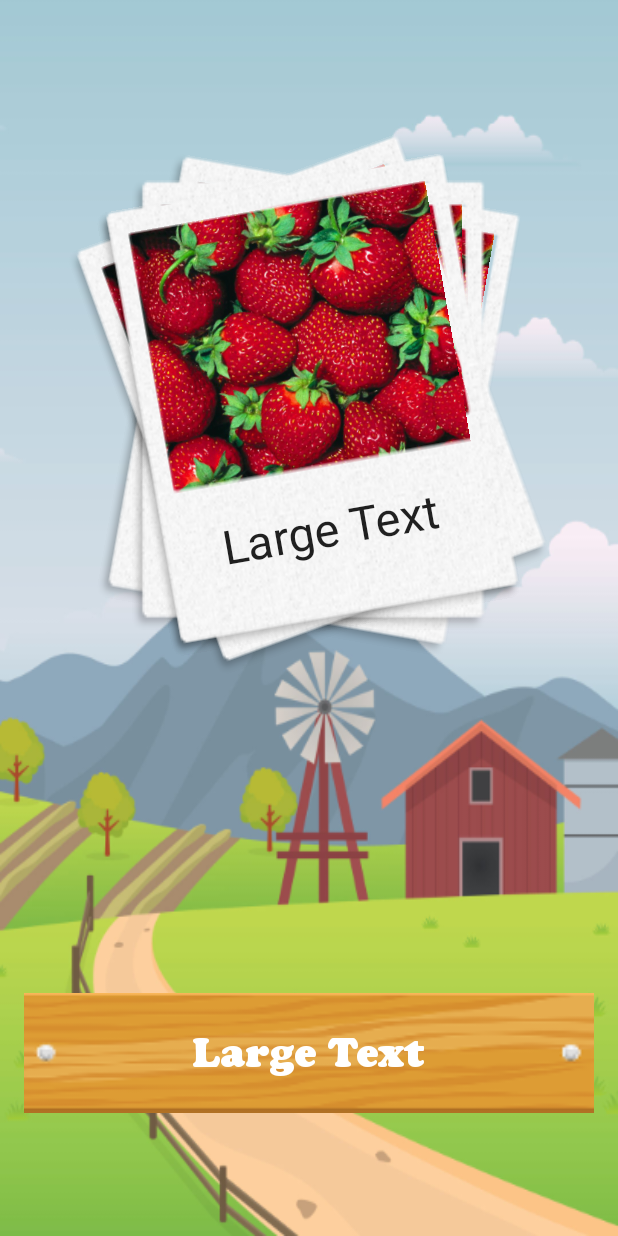
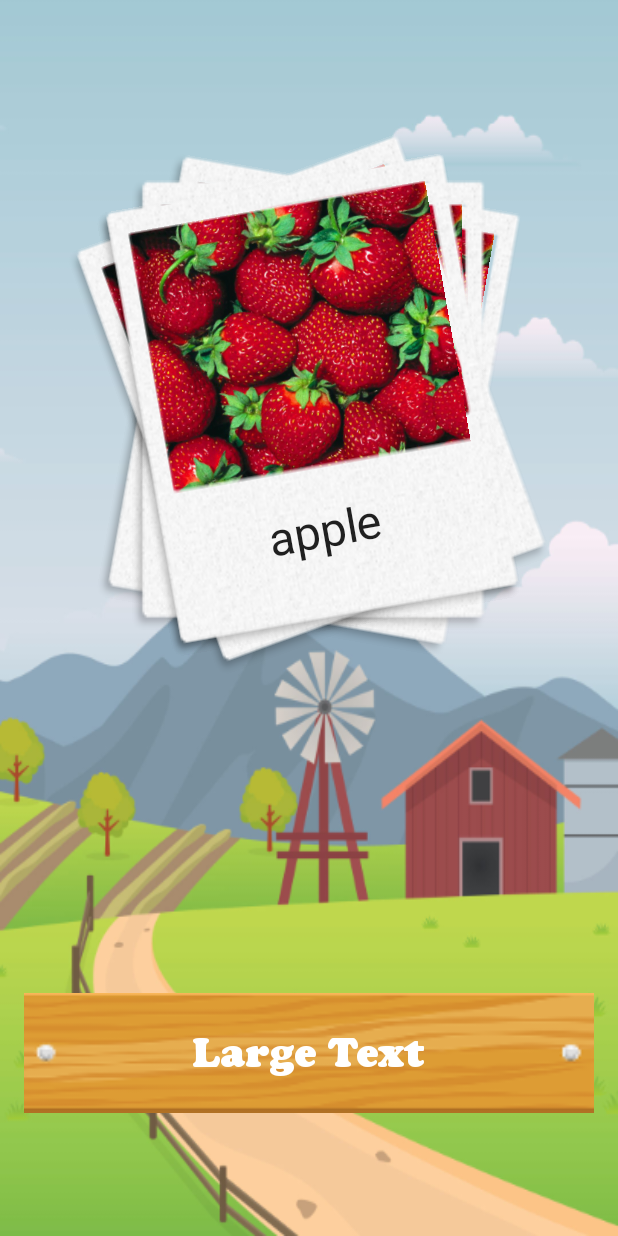
Before and after one commit to metes/Android-Slider, an Android app: the screen it shows after launch (ActivityGame before the commit, ActivityGameLearnWords after it), after a tap on "OYNA", on a phone screen of 412 x 824 dp. Run offline under Robolectric (Android 15) with nearby library versions, the phone set to English and light mode, and no system bars; 1 statement that could not run was skipped; 2 other taps on this screen came first.

Commit message:
Kelime öğrenme ekranı devam ediyor. JsonData Singleton olarak splash'te alınacak. Model hazırlandı modele uygun kelime öğrenme ekranında girişler ediyor.

```diff
--- a/app/src/main/AndroidManifest.xml
+++ b/app/src/main/AndroidManifest.xml
@@ -15,7 +15,8 @@
                 <category android:name="android.intent.category.LAUNCHER" />
             </intent-filter>
         </activity>
-        <activity android:name=".ui.ActivityGame"></activity>
+        <activity android:name=".ui.ActivityGameLearnWords" />
+        <activity android:name=".ui.ActivityGameGuessWords"></activity>
     </application>
 
 </manifest>
--- a/app/src/main/java/com/resimlerleingilizce/constants/AppConstants.java
+++ b/app/src/main/java/com/resimlerleingilizce/constants/AppConstants.java
@@ -4,5 +4,6 @@ package com.resimlerleingilizce.constants;
  * Created by Mete on 24.05.2016.
  */
 public class AppConstants {
+    public static final long COUNTDOWN_DURATION = 4 * 1000;
     public static String REASON_KEY_CATEGORY = "CATEGORY";
 }
--- /dev/null
+++ b/app/src/main/java/com/resimlerleingilizce/model/ModelCard.java
@@ -0,0 +1,51 @@
+package com.resimlerleingilizce.model;
+
+/**
+ * Created by Mete on 25.05.2016.
+ */
+public class ModelCard {
+
+    String turkish, english;
+    int id;
+    byte category;
+
+    public ModelCard(String turkish, String english, int id, byte category) {
+        this.turkish = turkish;
+        this.english = english;
+        this.id = id;
+        this.category = category;
+    }
+
+    public String getTurkish() {
+
+        return turkish;
+    }
+
+    public void setTurkish(String turkish) {
+        this.turkish = turkish;
+    }
+
+    public String getEnglish() {
+        return english;
+    }
+
+    public void setEnglish(String english) {
+        this.english = english;
+    }
+
+    public int getId() {
+        return id;
+    }
+
+    public void setId(int id) {
+        this.id = id;
+    }
+
+    public byte getCategory() {
+        return category;
+    }
+
+    public void setCategory(byte category) {
+        this.category = category;
+    }
+}
--- /dev/null
+++ b/app/src/main/java/com/resimlerleingilizce/singletons/SingletonJSON.java
@@ -0,0 +1,32 @@
+package com.resimlerleingilizce.singletons;
+
+import com.resimlerleingilizce.model.ModelCard;
+
+/**
+ * Created by Mete on 25.05.2016.
+ */
+public class SingletonJSON {
+    private static SingletonJSON mInstance = null;
+
+    private ModelCard[] mModelCards;
+
+    private SingletonJSON(){
+//        mModelCards = "Hello";
+    }
+
+    public static SingletonJSON getInstance(){
+        if(mInstance == null)
+        {
+            mInstance = new SingletonJSON();
+        }
+        return mInstance;
+    }
+
+    public ModelCard[] getData(){
+        return this.mModelCards;
+    }
+
+    public void setData(ModelCard[] value){
+        mModelCards = value;
+    }
+}
--- a/app/src/main/java/com/resimlerleingilizce/ui/ActivityGame.java
+++ /dev/null
@@ -1,121 +0,0 @@
-package com.resimlerleingilizce.ui;
-
-import android.content.ClipData;
-import android.graphics.Typeface;
-import android.graphics.drawable.Drawable;
-import android.os.Bundle;
-import android.support.v7.app.AppCompatActivity;
-import android.view.DragEvent;
-import android.view.MotionEvent;
-import android.view.View;
-import android.view.ViewGroup;
-import android.widget.LinearLayout;
-import android.widget.RelativeLayout;
-import android.widget.TextView;
-
-import com.resimlerleingilizce.R;
-import com.resimlerleingilizce.utils.Logy;
-
-public class ActivityGame extends AppCompatActivity  {
-
-    private Typeface mTtypeface1, mTtypeface2;
-    private TextView mTextViewMeaning;
-    private RelativeLayout mRelativeLayoutPhotoContainer;
-    private int photoArLength = 5;
-
-    @Override
-    protected void onCreate(Bundle savedInstanceState) {
-        super.onCreate(savedInstanceState);
-        setContentView(R.layout.activity_game);
-
-        initViews();
-        fillPhotoContainer();
-    }
-
-    private void fillPhotoContainer() {
-        mRelativeLayoutPhotoContainer.removeAllViews();
-        float angle = 0, additionalAngle = 10;
-        for (int i = 0; i < photoArLength; i++)
-        {
-            RelativeLayout layoutPhoto = (RelativeLayout) getLayoutInflater().inflate(R.layout.item_photo, null);
-            TextView originalText = (TextView) layoutPhoto.findViewById(R.id.textViewPhotoLabel);
-            originalText.setTypeface(mTtypeface2);
-            angle = (i % 2 == 0) ? angle + additionalAngle : angle - (additionalAngle * 2);
-            layoutPhoto.setRotation(angle);
-            layoutPhoto.setOnTouchListener(new MyTouchListener());
-            layoutPhoto.setOnDragListener(new MyDragListener());
-            mRelativeLayoutPhotoContainer.addView(layoutPhoto);
-        }
-        mRelativeLayoutPhotoContainer.setOnDragListener(new MyDragListener());
-    }
-
-    private void initViews() {
-        mTextViewMeaning = (TextView) findViewById(R.id.textViewMeaning);
-        mRelativeLayoutPhotoContainer = (RelativeLayout) findViewById(R.id.relativeLayoutPhotoContainer);
-
-        mTtypeface1 = Typeface.createFromAsset(getAssets(), "coopbl.ttf");
-        mTtypeface2 = Typeface.createFromAsset(getAssets(), "homework_normal.ttf");
-        mTextViewMeaning.setTypeface(mTtypeface1);
-    }
-
-    View mDropedView;
-
-    private final class MyTouchListener implements View.OnTouchListener {
-        public boolean onTouch(View view, MotionEvent motionEvent) {
-            if (motionEvent.getAction() == MotionEvent.ACTION_DOWN) {
-                ClipData data = ClipData.newPlainText("" + view.getId(), "" + view.getId());
-                View.DragShadowBuilder shadowBuilder = new View.DragShadowBuilder(view);
-                view.startDrag(data, shadowBuilder, view, 0);
-                //view.setVisibility(View.INVISIBLE);
-                view.setAlpha(0f);
-                mDropedView = view;
-                return true;
-            } else
-            {
-                return false;
-            }
-        }
-    }
-
-    class MyDragListener implements View.OnDragListener {
-//        Drawable enterShape = getResources().getDrawable(R.drawable.ic_button_play);
-//        Drawable normalShape = getResources().getDrawable(R.drawable.ic_button_board);
-
-        @Override
-        public boolean onDrag(View v, DragEvent event) {
-            int action = event.getAction();
-            switch (action) {
-                case DragEvent.ACTION_DRAG_STARTED:
-                    // do nothing
-                    break;
-                case DragEvent.ACTION_DRAG_ENTERED:
-//                    v.setBackgroundDrawable(enterShape);
-                    break;
-                case DragEvent.ACTION_DRAG_EXITED:
-//                    v.setBackgroundDrawable(normalShape);
-                    break;
-                case DragEvent.ACTION_DROP:
-
-                    break;
-                case DragEvent.ACTION_DRAG_ENDED:
-                    View view = (View) event.getLocalState();
-                    if (mDropedView.getId() == view.getId()) {
-                        Logy.l("DragEvent.ACTION_DRAG_ENDED if");
-                        if (mDropedView != null)
-                            mDropedView.setVisibility(View.GONE);
-                    }
-                    else {
-                        Logy.l("DragEvent.ACTION_DRAG_ENDED else");
-                        mDropedView.setVisibility(View.GONE);
-                        // Dropped, reassign View to ViewGroup
-                        ViewGroup owner = (ViewGroup) view.getParent();
-                        owner.removeView(view);
-                    }
-                default:
-                    break;
-            }
-            return true;
-        }
-    }
-
-}
--- /dev/null
+++ b/app/src/main/java/com/resimlerleingilizce/ui/ActivityGameLearnWords.java
@@ -0,0 +1,190 @@
+package com.resimlerleingilizce.ui;
+
+import android.content.ClipData;
+import android.graphics.Typeface;
+import android.os.Bundle;
+import android.os.CountDownTimer;
+import android.support.v7.app.AppCompatActivity;
+import android.view.MotionEvent;
+import android.view.View;
+import android.widget.ImageView;
+import android.widget.RelativeLayout;
+import android.widget.TextView;
+
+import com.resimlerleingilizce.R;
+import com.resimlerleingilizce.constants.AppConstants;
+import com.resimlerleingilizce.model.ModelCard;
+import com.resimlerleingilizce.singletons.SingletonJSON;
+import com.resimlerleingilizce.utils.AnimateUtils;
+import com.resimlerleingilizce.utils.Logy;
+
+import java.util.concurrent.TimeUnit;
+
+public class ActivityGameLearnWords extends AppCompatActivity  {
+
+    private Typeface mTtypeface1, mTtypeface2;
+    private TextView mTextViewMeaning;
+    private RelativeLayout mRelativeLayoutPhotoContainer;
+    private int mPhotoViewIndex;
+    View[] mTopImageViews;
+    ModelCard[] mModelCards;
+
+    private TextView mTextViewCountDown;
+    private long mCountDownTime = -1;
+    private CountDownTimer mCountDownTimer = null;
+
+    private int PHOTO_AR_LENGTH = 5;
+
+    @Override
+    protected void onCreate(Bundle savedInstanceState) {
+        super.onCreate(savedInstanceState);
+        setContentView(R.layout.activity_game_learn_words);
+
+        mModelCards = getJSONData();
+        initViews();
+        fillPhotoContainer();
+        startCountDownTimer();
+    }
+
+    @Override
+    public void onResume() {
+        super.onResume();
+        Logy.l("onResume game Activity");
+        continueCountDownTimer();
+    }
+
+    protected void onPause() {
+        super.onPause();
+        Logy.l("onPause game Activity");
+        stopCountDownTimer();
+    }
+
+    private void fillPhotoContainer() {
+        mRelativeLayoutPhotoContainer.removeAllViews();
+        float angle = 0, additionalAngle = 10;
+        mTopImageViews = new View[PHOTO_AR_LENGTH];
+        mPhotoViewIndex = PHOTO_AR_LENGTH - 1;
+        for (int i = 0; i < PHOTO_AR_LENGTH; i++)
+        {
+            RelativeLayout layoutPhoto = (RelativeLayout) getLayoutInflater().inflate(R.layout.item_photo, null);
+            setModelDataToCard(layoutPhoto, mModelCards[i]);
+
+            angle = (i % 2 == 0) ? angle + additionalAngle : angle - (additionalAngle * 2);
+            layoutPhoto.setRotation(angle);
+            layoutPhoto.setOnTouchListener(new MyTouchListener());
+            mRelativeLayoutPhotoContainer.addView(layoutPhoto);
+            mTopImageViews[i] = layoutPhoto;
+        }
+        mPhotoViewIndex = PHOTO_AR_LENGTH;
+    }
+
+    private void setModelDataToCard(RelativeLayout layoutPhoto, ModelCard modelCard) {
+        ImageView imageViewPhoto = (ImageView) layoutPhoto.findViewById(R.id.imageViewPhotoContent);
+        TextView textViewLabel = (TextView) layoutPhoto.findViewById(R.id.textViewPhotoLabel);
+
+        textViewLabel.setText(""+modelCard.getEnglish());
+        //textViewMeaning.setText(""+modelCard.getTurkish());
+
+        textViewLabel.setTypeface(mTtypeface2);
+    }
+
+    private void initViews() {
+        mTextViewMeaning = (TextView) findViewById(R.id.textViewMeaning);
+        mRelativeLayoutPhotoContainer = (RelativeLayout) findViewById(R.id.relativeLayoutPhotoContainer);
+        mTextViewCountDown = (TextView) findViewById(R.id.textViewCountDown);
+
+        initCountDownTimer(mTextViewCountDown, AppConstants.COUNTDOWN_DURATION);
+
+        mTtypeface1 = Typeface.createFromAsset(getAssets(), "coopbl.ttf");
+        mTtypeface2 = Typeface.createFromAsset(getAssets(), "homework_normal.ttf");
+        mTextViewMeaning.setTypeface(mTtypeface1);
+    }
+
+    public ModelCard[] getJSONData() {
+        mModelCards = SingletonJSON.getInstance().getData();
+        for (int i = 0; i < mModelCards.length; i++) {
+            Logy.l(i + ". modelCards: " + mModelCards[i].getTurkish() + " " + mModelCards[i].getEnglish());
+        }
+        return mModelCards;
+    }
+
+    // Örneğin alındığı proje: http://www.vogella.com/tutorials/AndroidDragAndDrop/article.html
+    private final class MyTouchListener implements View.OnTouchListener {
+        public boolean onTouch(View view, MotionEvent motionEvent) {
+            if (motionEvent.getAction() == MotionEvent.ACTION_DOWN) {
+                ClipData data = ClipData.newPlainText("" + view.getId(), "" + view.getId());
+                View.DragShadowBuilder shadowBuilder = new View.DragShadowBuilder(view);
+                view.startDrag(data, shadowBuilder, view, 0);
+                view.setVisibility(View.INVISIBLE);
+                changeCardAction();
+                return true;
+            } else
+            {
+                return false;
+            }
+        }
+    }
+
+    private void gotoGameActivity() {
+        // TODO ActivityGameGuessWords
+        finish();
+    }
+
+    private void continueCountDownTimer() {
+        if (mCountDownTime > -1) {
+            stopCountDownTimer();
+            initCountDownTimer(mTextViewCountDown, mCountDownTime);
+            startCountDownTimer();
+        }
+    }
+
+    private void restartCountDownTimer() {
+        stopCountDownTimer();
+        initCountDownTimer(mTextViewCountDown, AppConstants.COUNTDOWN_DURATION);
+        startCountDownTimer();
+    }
+
+    private void startCountDownTimer() {
+        if (mCountDownTimer != null) {
+            stopCountDownTimer();
+        }
+        mCountDownTimer.start();
+    }
+
+    private void stopCountDownTimer() {
+        mCountDownTimer.cancel();
+    }
+
+    public void initCountDownTimer(final TextView textViewCountDown, final long totalTimeMilis) {
+        mCountDownTimer = new CountDownTimer(totalTimeMilis, 1000) {
+            public void onTick(long millisUntilFinished) {
+                mCountDownTime = millisUntilFinished;
+                byte seconds = (byte) (TimeUnit.MILLISECONDS.toSeconds(millisUntilFinished) % 60);
+                textViewCountDown.setText(seconds + "");
+                AnimateUtils.countDownNumberAnimation(textViewCountDown, 900);
+            }
+
+            public void onFinish() {
+                changeCardAction();
+            }
+        };
+    }
+
+    private void changeCardAction() {
+        mPhotoViewIndex--;
+        if (mPhotoViewIndex <= 0) {
+            // TODO sonraki activity
+            gotoGameActivity();
+            return;
+        }
+        else {
+            restartCountDownTimer();
+            mTopImageViews[mPhotoViewIndex - 1].setVisibility(View.GONE);
+        }
+
+        //TextView textViewMeaning =
+        ((TextView) findViewById(R.id.textViewMeaning)).setText(mModelCards[mPhotoViewIndex].getTurkish());
+        Logy.l("textViewCountDown / onFinish mPhotoViewIndex: " + mPhotoViewIndex);
+    }
+
+}
--- a/app/src/main/java/com/resimlerleingilizce/ui/ActivityMain.java
+++ b/app/src/main/java/com/resimlerleingilizce/ui/ActivityMain.java
@@ -12,6 +12,8 @@ import android.widget.ImageView;
 
 import com.resimlerleingilizce.R;
 import com.resimlerleingilizce.constants.AppConstants;
+import com.resimlerleingilizce.model.ModelCard;
+import com.resimlerleingilizce.singletons.SingletonJSON;
 import com.resimlerleingilizce.utils.AnimateUtils;
 import com.resimlerleingilizce.utils.Logy;
 
@@ -25,7 +27,8 @@ public class ActivityMain extends AppCompatActivity implements View.OnClickListe
 
     private int[] CATEGORY_IMAGE_RESOURCE_IDS = { R.drawable.ic_category_1, R.drawable.ic_category_2, R.drawable.ic_category_3,
             R.drawable.ic_category_4, R.drawable.ic_category_5 };
-    private int[] CATEGORY_STRING_RESOURCE_IDS = { R.drawable.ic_category_hayvanlar, R.drawable.ic_category_meyvevesebze, R.drawable.ic_category_yiyecekler,
+
+    private int[] CATEGORY_TEXT_RESOURCE_IDS = { R.drawable.ic_category_hayvanlar, R.drawable.ic_category_meyvevesebze, R.drawable.ic_category_yiyecekler,
             R.drawable.ic_category_dunya, R.drawable.ic_category_giysiler };
 
     public enum AnimationTypes {
@@ -44,6 +47,15 @@ public class ActivityMain extends AppCompatActivity implements View.OnClickListe
         mCategoryPosition = 0;
 
         initViews();
+        setSingleton();
+    }
+
+    private void setSingleton() {
+        ModelCard[] models = new ModelCard[10];
+        for (int i = 0; i < 10; i++) {
+            models[i] = new ModelCard("elma " + i, "apple ", i, (byte) 3);
+        }
+        SingletonJSON.getInstance().setData(models);
     }
 
     @Override
@@ -65,7 +77,6 @@ public class ActivityMain extends AppCompatActivity implements View.OnClickListe
         mImgLeft1 = (ImageView) findViewById(R.id.imageViewLeft2);
         mImgCategoryLabel = (ImageView) findViewById(R.id.imageViewCategoryLabel);
         mButtonPlay = (Button) findViewById(R.id.buttonPlay);
-
 
         findViewById(R.id.imageButtonRight).setOnClickListener(this);
         findViewById(R.id.imageButtonLeft).setOnClickListener(this);
@@ -171,12 +182,12 @@ public class ActivityMain extends AppCompatActivity implements View.OnClickListe
         }
 
         // Label'ı güncelle
-        mImgCategoryLabel.setImageResource(CATEGORY_STRING_RESOURCE_IDS[mCategoryPosition]);
+        mImgCategoryLabel.setImageResource(CATEGORY_TEXT_RESOURCE_IDS[mCategoryPosition]);
         AnimateUtils.startLabelAnimation(mImgCategoryLabel, 800);
     }
 
     private void goToGameActivity() {
-        Intent in = new Intent(ActivityMain.this, ActivityGame.class);
+        Intent in = new Intent(ActivityMain.this, ActivityGameLearnWords.class);
         in.setFlags(Intent.FLAG_ACTIVITY_CLEAR_TOP);
         in.putExtra(AppConstants.REASON_KEY_CATEGORY, mCategoryPosition);
         startActivity(in);
--- a/app/src/main/java/com/resimlerleingilizce/utils/AnimateUtils.java
+++ b/app/src/main/java/com/resimlerleingilizce/utils/AnimateUtils.java
@@ -190,5 +190,21 @@ public class AnimateUtils {
         return set;
     }
 
+    public static Animation countDownNumberAnimation(View view, int ANIMATION_DURATION) {
+        Animation fadeIn = new AlphaAnimation(0, 1);
+        fadeIn.setInterpolator(new DecelerateInterpolator()); //add this
+        fadeIn.setDuration(ANIMATION_DURATION );
 
+        ScaleAnimation scale = new ScaleAnimation(0.2f, 1f, 0.2f, 1f, Animation.RELATIVE_TO_SELF, 0.5f, Animation.RELATIVE_TO_SELF, 0.5f);
+        scale.setDuration(ANIMATION_DURATION);     // animation duration in milliseconds
+        scale.setFillAfter(true);    // If fillAfter is true, the transformation that this animation performed will persist when it is finished.
+
+        AnimationSet set = new AnimationSet(false); //change to false
+        set.addAnimation(fadeIn);
+        set.addAnimation(scale);
+        view.setAnimation(set);
+        view.startAnimation(set);
+
+        return set;
+    }
 }
--- a/app/src/main/res/layout/activity_game.xml
+++ b/app/src/main/res/layout/activity_game_learn_words.xml
@@ -7,8 +7,17 @@
     android:paddingLeft="@dimen/activity_horizontal_margin"
     android:paddingRight="@dimen/activity_horizontal_margin"
     android:paddingTop="@dimen/activity_vertical_margin"
-    tools:context="com.resimlerleingilizce.ui.ActivityGame"
+    tools:context=".ui.ActivityGameLearnWords"
     android:background="@drawable/ic_background">
+
+    <TextView
+        android:layout_width="wrap_content"
+        android:layout_height="wrap_content"
+        android:text="3"
+        android:textSize="54sp"
+        android:textStyle="bold"
+        android:id="@+id/textViewCountDown"
+        android:layout_centerHorizontal="true" />
 
     <RelativeLayout
         android:layout_width="match_parent"
@@ -32,6 +41,7 @@
     </RelativeLayout>
 
 
+
     <RelativeLayout
         android:id="@+id/relativeLayoutPhotoContainer"
         android:layout_width="wrap_content"
@@ -45,4 +55,6 @@
             -->
     </RelativeLayout>
 
+
+
 </RelativeLayout>
```
Also changed, not shown: app/src/main/java/com/resimlerleingilizce/ui/ActivityGameGuessWords.java (added, +17 -0 lines), app/src/main/res/layout/activity_game_guess_words.xml (added, +12 -0 lines).
